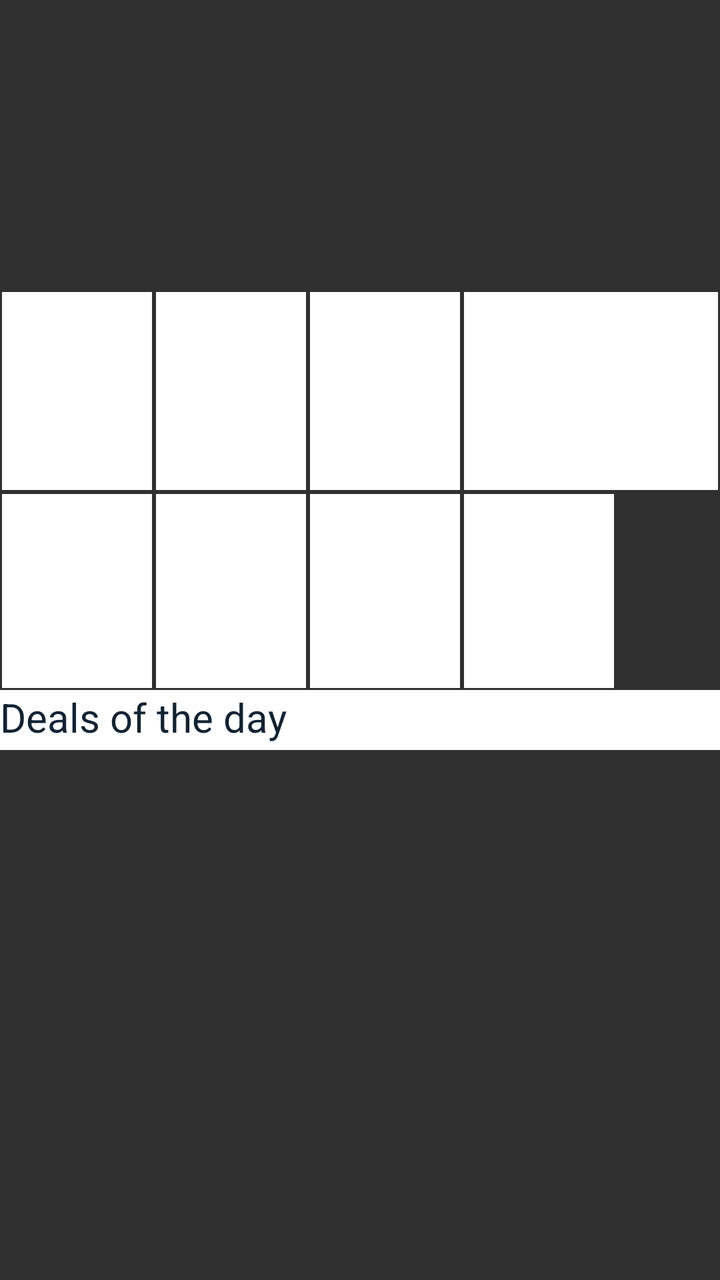
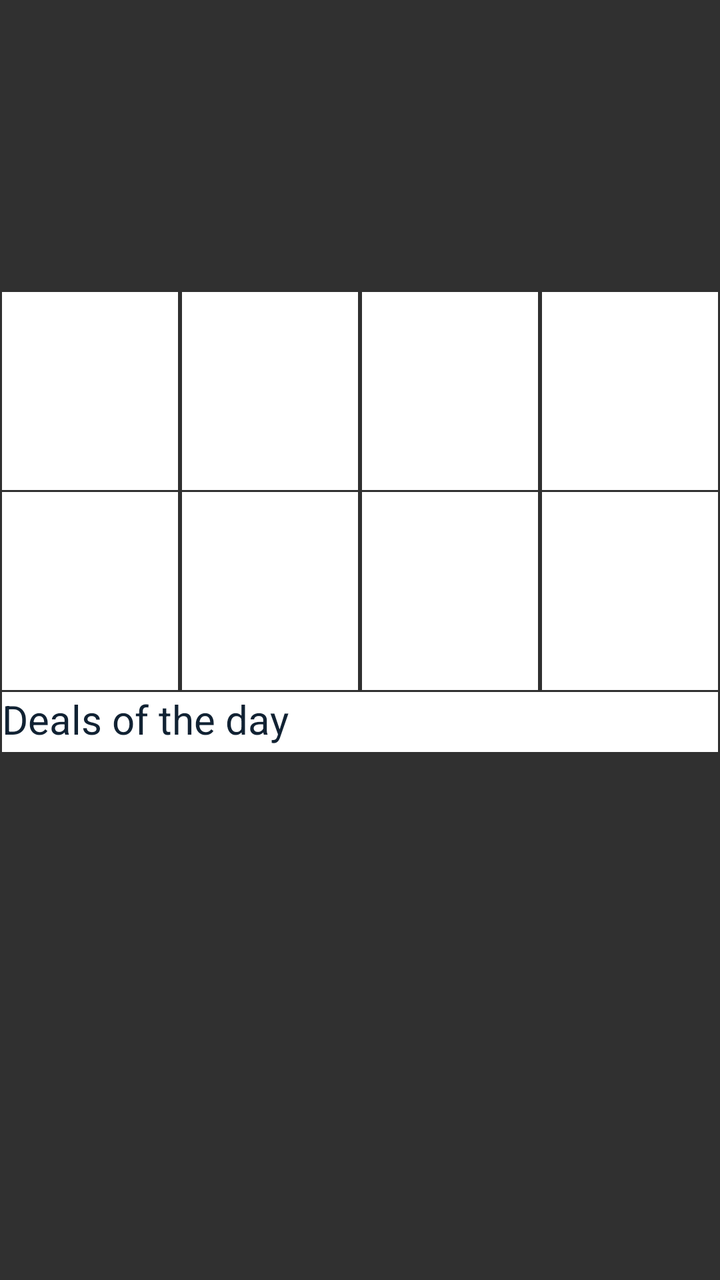

The first picture is an Android layout as it rendered before a commit; the second is the same layout after the commit. The layout source and the unified diff follow.
<!-- AndroidManifest.xml: application theme ThemeOverlay.AppCompat.Dark -->
<!-- res/layout/content_home_screen.xml -->
<?xml version="1.0" encoding="utf-8"?>
<ScrollView xmlns:android="http://schemas.android.com/apk/res/android"
    xmlns:app="http://schemas.android.com/apk/res-auto"
    xmlns:tools="http://schemas.android.com/tools"
    tools:context=".homeScreen"
    android:layout_width="match_parent"
    android:layout_height="match_parent"
    android:fillViewport="true">

    <RelativeLayout
        android:layout_width="match_parent"
        android:layout_height="match_parent"
        app:layout_behavior="@string/appbar_scrolling_view_behavior"
        tools:context="com.example.siddhant.pricyfy.homeScreen">


        <android.support.v4.view.ViewPager
            android:id="@+id/view_pager"
            android:layout_width="match_parent"
            android:layout_height="125dp"
            android:layout_alignParentEnd="true"
            android:layout_alignParentRight="true"
            android:layout_alignParentTop="true"
            android:layout_marginBottom="0dp"
            android:clickable="true"
            android:paddingBottom="0dp"
            app:layout_constraintHorizontal_bias="0.0"
            app:layout_constraintLeft_toLeftOf="parent"
            app:layout_constraintRight_toRightOf="parent"
            app:layout_constraintTop_toTopOf="parent">

        </android.support.v4.view.ViewPager>

        <LinearLayout
            android:id="@+id/layoutDots"
            android:layout_width="match_parent"
            android:layout_height="20dp"
            android:layout_alignParentLeft="true"
            android:layout_alignParentStart="true"
            android:layout_below="@+id/view_pager"
            android:layout_marginTop="0dp"
            android:gravity="center"
            android:orientation="horizontal"
            android:paddingBottom="0dp"
            android:paddingTop="0dp"
            app:layout_constraintBottom_toTopOf="parent"
            app:layout_constraintLeft_toRightOf="parent"
            app:layout_constraintRight_toRightOf="parent"
            app:layout_constraintTop_toTopOf="parent"
            app:layout_constraintVertical_bias="0.5" />



        <RelativeLayout
            android:layout_width="match_parent"
            android:layout_height="200dp"
            android:layout_alignParentLeft="true"
            android:layout_alignParentStart="true"
            android:layout_below="@+id/layoutDots"
            android:layout_marginTop="0dp"
            android:id="@+id/relativeLayout2">


            <ImageButton
                android:id="@+id/imageButton"
                android:layout_width="75dp"
                android:layout_height="99dp"
                android:layout_alignParentTop="true"
                android:layout_margin="1dp"
                android:layout_toRightOf="@+id/imageButton2"
                android:background="#ffffff"
                app:srcCompat="@drawable/icon"/>


            <ImageButton
                android:id="@+id/imageButton4"
                android:layout_width="75dp"
                android:layout_height="99dp"
                android:layout_alignParentTop="true"
                android:layout_alignParentRight="true"
                android:layout_margin="1dp"
                android:layout_toRightOf="@+id/imageButton"
                android:background="#ffffff"
                app:srcCompat="@drawable/icon" />

            <ImageButton
                android:id="@+id/imageButton3"
                android:layout_width="75dp"
                android:layout_height="99dp"
                android:layout_alignParentLeft="true"
                android:layout_alignParentTop="true"
                android:layout_margin="1dp"
                android:background="#ffffff"
                app:srcCompat="@drawable/icon" />

            <ImageButton
                android:id="@+id/imageButton2"
                android:layout_width="75dp"
                android:layout_height="99dp"
                android:layout_alignParentTop="true"
                android:layout_margin="1dp"
                android:layout_toRightOf="@+id/imageButton3"
                android:background="#ffffff"
                app:srcCompat="@drawable/icon" />

            <ImageButton
                android:id="@+id/imageButton5"
                android:layout_width="75dp"
                android:layout_height="99dp"
                android:layout_alignParentBottom="true"
                android:layout_alignParentLeft="true"
                android:layout_margin="1dp"
                android:background="#ffffff"
                android:layout_below="@id/imageButton3"
                app:srcCompat="@drawable/icon" />

            <ImageButton
                android:id="@+id/imageButton7"
                android:layout_width="75dp"
                android:layout_height="99dp"
                android:background="#ffffff"
                app:srcCompat="@drawable/icon"
                android:layout_margin="1dp"
                android:layout_below="@+id/imageButton2"
                android:layout_toRightOf="@id/imageButton5"
                android:layout_alignParentBottom="true"/>



            <ImageButton
                android:id="@+id/imageButton8"
                android:layout_width="75dp"
                android:layout_height="99dp"
                android:layout_alignParentBottom="true"
                android:layout_margin="1dp"
                android:layout_toRightOf="@+id/imageButton6"
                android:background="#ffffff"
                android:layout_below="@id/imageButton4"
                app:srcCompat="@drawable/icon" />

            <ImageButton
                android:id="@+id/imageButton6"
                android:layout_width="75dp"
                android:layout_height="99dp"
                android:layout_alignParentBottom="true"
                android:layout_margin="1dp"
                android:layout_below="@id/imageButton"
                android:layout_toRightOf="@+id/imageButton7"
                android:background="#ffffff"
                app:srcCompat="@drawable/icon" />

        </RelativeLayout>

        <RelativeLayout
            android:id="@+id/deals"
            android:layout_width="match_parent"
            android:layout_height="200dp"
            android:layout_below="@+id/relativeLayout2"
            android:layout_centerHorizontal="true">


            <Button
                android:id="@+id/button"
                android:layout_width="wrap_content"
                android:layout_height="30dp"
                android:layout_alignParentEnd="true"
                android:layout_alignParentRight="true"
                android:layout_alignParentTop="true"
                android:textColor="#112233"
                android:text="Deals of the day"
                android:textAlignment="viewStart"
                android:gravity="start"
                android:background="#ffffff"
                android:elevation="0dp"
                android:textSize="20dp"
                android:layout_alignParentLeft="true"
                android:layout_alignParentStart="true" />

            <HorizontalScrollView
                android:layout_width="match_parent"
                android:layout_height="match_parent"
                android:scrollbars="none"
                android:layout_below="@id/button"
                android:id="@+id/horizontalScrollView">
                
                <LinearLayout
                    android:layout_width="match_parent"
                    android:layout_height="match_parent"
                    android:orientation="horizontal">
                    
                   <Button
                       android:layout_width="120dp"
                       android:layout_height="fill_parent" />

                    <Button
                        android:layout_width="120dp"
                        android:layout_height="fill_parent" />

                    <Button
                        android:layout_width="120dp"
                        android:layout_height="fill_parent" />

                    <Button
                        android:layout_width="120dp"
                        android:layout_height="fill_parent" />

                    <Button
                        android:layout_width="120dp"
                        android:layout_height="fill_parent" />

                    <Button
                        android:layout_width="120dp"
                        android:layout_height="fill_parent" />

                    <Button
                        android:layout_width="120dp"
                        android:layout_height="fill_parent" />

                    <Button
                        android:layout_width="120dp"
                        android:layout_height="fill_parent" />

                    <Button
                        android:layout_width="120dp"
                        android:layout_height="fill_parent" />

                    <Button
                        android:layout_width="120dp"
                        android:layout_height="fill_parent" />

                    <Button
                        android:layout_width="120dp"
                        android:layout_height="fill_parent" />

                    <Button
                        android:layout_width="120dp"
                        android:layout_height="fill_parent" />

                </LinearLayout>
            </HorizontalScrollView>
        </RelativeLayout>

        <RelativeLayout
            android:id="@+id/ad"
            android:layout_width="match_parent"
            android:layout_height="200dp"
            android:layout_below="@+id/deals">

            <ImageButton
                android:layout_width="match_parent"
                android:layout_height="match_parent" />

        </RelativeLayout>


        <RelativeLayout
            android:layout_width="match_parent"
            android:layout_height="200dp"
            android:layout_alignParentLeft="true"
            android:layout_alignParentStart="true"
            android:id="@+id/coupons"
            android:layout_below="@+id/ad">

            <Button
                android:id="@+id/buttonDeals"
                android:layout_width="wrap_content"
                android:layout_height="30dp"
                android:layout_alignParentEnd="true"
                android:layout_alignParentLeft="true"
                android:layout_alignParentRight="true"
                android:layout_alignParentStart="true"
                android:layout_alignParentTop="true"
                android:background="#ffffff"
                android:elevation="0dp"
                android:gravity="start"
                android:text="Coupons"
                android:textAlignment="viewStart"
                android:textColor="#112233"
                android:textSize="20dp" />

            <HorizontalScrollView
                android:layout_width="match_parent"
                android:layout_height="match_parent"
                android:scrollbars="none"
                android:layout_below="@id/buttonDeals">

                <LinearLayout
                    android:layout_width="match_parent"
                    android:layout_height="match_parent"
                    android:orientation="horizontal">
                        <Button
                            android:layout_width="240dp"
                            android:layout_height="fill_parent" />

                        <Button
                            android:layout_width="240dp"
                            android:layout_height="fill_parent" />

                        <Button
                            android:layout_width="240dp"
                            android:layout_height="fill_parent" />
                </LinearLayout>
            </HorizontalScrollView>
        </RelativeLayout>

        <RelativeLayout
            android:id="@+id/men499"
            android:layout_width="match_parent"
            android:layout_height="200dp"
            android:layout_below="@+id/coupons">

            <ImageButton
                android:layout_width="match_parent"
                android:layout_height="match_parent" />

        </RelativeLayout>

        <RelativeLayout
            android:id="@+id/women499"
            android:layout_width="match_parent"
            android:layout_height="200dp"
            android:layout_below="@+id/men499">

            <ImageButton
                android:layout_width="match_parent"
                android:layout_height="match_parent" />

        </RelativeLayout>

    </RelativeLayout>

</ScrollView>
<!-- resources referenced by this layout -->
<resources>
  <!-- drawable icon: png bitmap (drawable, 1266 bytes) -->
</resources>

<!-- the commit's change to res/layout/content_home_screen.xml (unified diff, before → after) -->
@@ -51,9 +51,10 @@
 
 
 
-        <RelativeLayout
-            android:layout_width="match_parent"
-            android:layout_height="200dp"
+        <LinearLayout
+            android:layout_width="match_parent"
+            android:orientation="horizontal"
+            android:layout_height="100dp"
             android:layout_alignParentLeft="true"
             android:layout_alignParentStart="true"
             android:layout_below="@+id/layoutDots"
@@ -65,16 +66,18 @@
                 android:id="@+id/imageButton"
                 android:layout_width="75dp"
                 android:layout_height="99dp"
+                android:layout_weight="1"
                 android:layout_alignParentTop="true"
                 android:layout_margin="1dp"
                 android:layout_toRightOf="@+id/imageButton2"
                 android:background="#ffffff"
-                app:srcCompat="@drawable/icon"/>
+                app:srcCompat="@drawable/icon" />
 
 
             <ImageButton
                 android:id="@+id/imageButton4"
                 android:layout_width="75dp"
+                android:layout_weight="1"
                 android:layout_height="99dp"
                 android:layout_alignParentTop="true"
                 android:layout_alignParentRight="true"
@@ -86,6 +89,7 @@
             <ImageButton
                 android:id="@+id/imageButton3"
                 android:layout_width="75dp"
+                android:layout_weight="1"
                 android:layout_height="99dp"
                 android:layout_alignParentLeft="true"
                 android:layout_alignParentTop="true"
@@ -96,6 +100,7 @@
             <ImageButton
                 android:id="@+id/imageButton2"
                 android:layout_width="75dp"
+                android:layout_weight="1"
                 android:layout_height="99dp"
                 android:layout_alignParentTop="true"
                 android:layout_margin="1dp"
@@ -103,10 +108,19 @@
                 android:background="#ffffff"
                 app:srcCompat="@drawable/icon" />
 
+        </LinearLayout>
+
+        <LinearLayout
+            android:layout_width="match_parent"
+            android:id="@+id/linearLayout2"
+            android:layout_height="100dp"
+            android:layout_below="@id/relativeLayout2">
+
             <ImageButton
                 android:id="@+id/imageButton5"
                 android:layout_width="75dp"
                 android:layout_height="99dp"
+                android:layout_weight="1"
                 android:layout_alignParentBottom="true"
                 android:layout_alignParentLeft="true"
                 android:layout_margin="1dp"
@@ -118,6 +132,7 @@
                 android:id="@+id/imageButton7"
                 android:layout_width="75dp"
                 android:layout_height="99dp"
+                android:layout_weight="1"
                 android:background="#ffffff"
                 app:srcCompat="@drawable/icon"
                 android:layout_margin="1dp"
@@ -131,6 +146,7 @@
                 android:id="@+id/imageButton8"
                 android:layout_width="75dp"
                 android:layout_height="99dp"
+                android:layout_weight="1"
                 android:layout_alignParentBottom="true"
                 android:layout_margin="1dp"
                 android:layout_toRightOf="@+id/imageButton6"
@@ -142,6 +158,7 @@
                 android:id="@+id/imageButton6"
                 android:layout_width="75dp"
                 android:layout_height="99dp"
+                android:layout_weight="1"
                 android:layout_alignParentBottom="true"
                 android:layout_margin="1dp"
                 android:layout_below="@id/imageButton"
@@ -149,13 +166,14 @@
                 android:background="#ffffff"
                 app:srcCompat="@drawable/icon" />
 
-        </RelativeLayout>
+        </LinearLayout>
 
         <RelativeLayout
             android:id="@+id/deals"
             android:layout_width="match_parent"
             android:layout_height="200dp"
-            android:layout_below="@+id/relativeLayout2"
+            android:layout_below="@+id/linearLayout2"
+            android:layout_margin="1dp"
             android:layout_centerHorizontal="true">
 
 
